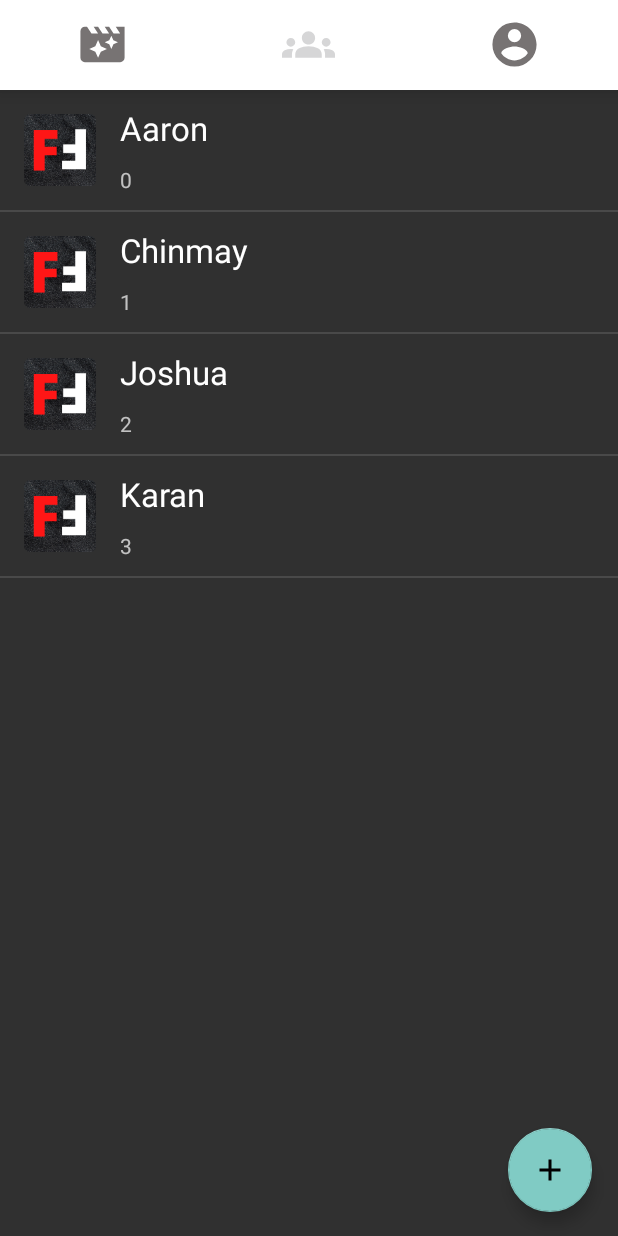
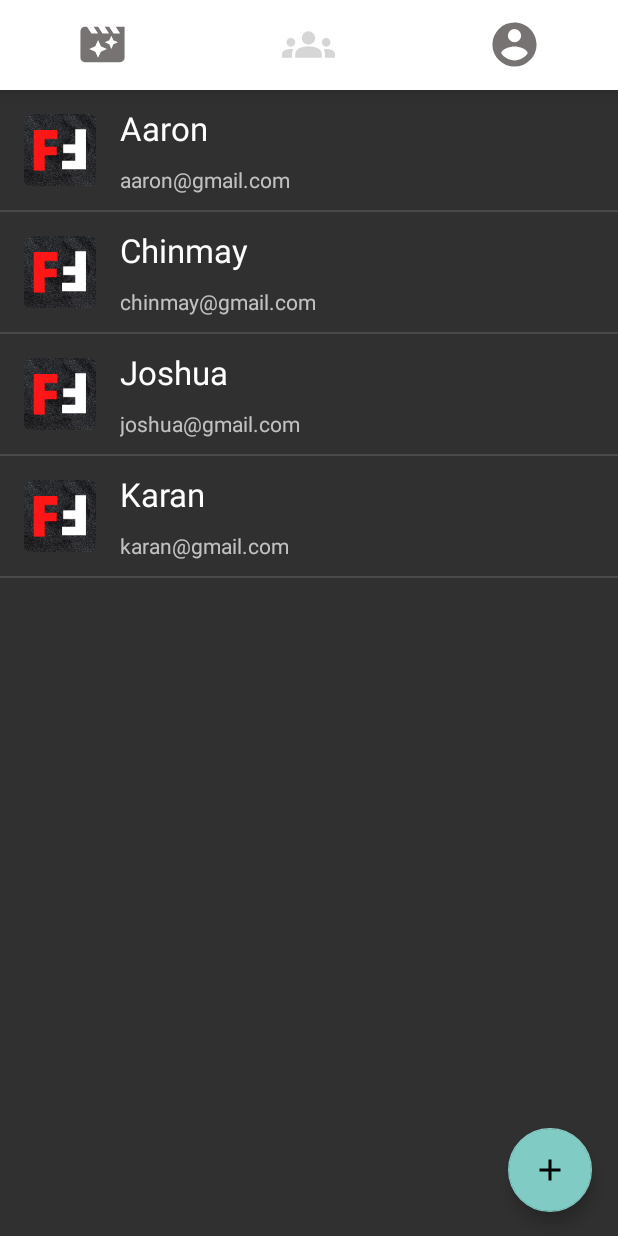
Before and after one commit to AaronCreor/FriendFlicks, an Android app: the screen it shows after launch (MainActivity), item 2 of the bottom bar chosen, on a phone screen of 412 x 824 dp. Run offline under Robolectric (Android 15) with nearby library versions, the light colour scheme and no system bars; our stand-ins replace Firebase (no records; nobody signed in at launch, a user with empty details on screens opened directly); libraries missing offline, so code that uses them is left out: com.example.flatdialoglibrary, es.dmoral.toasty.

Commit message:
Add feature: Email is loaded along with name while building Friends Screen and Friend Screen

```diff
--- a/src/app/src/main/java/com/nebulabs/friendflix/FriendsFragment.java
+++ b/src/app/src/main/java/com/nebulabs/friendflix/FriendsFragment.java
@@ -40,7 +40,7 @@ public class FriendsFragment extends Fragment {
     RecyclerView recyclerView;
     FriendsRecyclerAdapter friendsRecyclerAdapter;
 
-    List<String> friendsList;
+    List<String[]> friendsList;
 
     // Access a Cloud Firestore instance from your Activity
     FirebaseFirestore db = FirebaseFirestore.getInstance();
@@ -59,7 +59,7 @@ public class FriendsFragment extends Fragment {
     public void onViewCreated(@NonNull View view, @Nullable Bundle savedInstanceState) {
         super.onViewCreated(view, savedInstanceState);
 
-        friendsList = new ArrayList<>();
+        friendsList = new ArrayList<String[]>();
 
         recyclerView = view.findViewById(R.id.recyclerViewFriendsList);
         friendsRecyclerAdapter = new FriendsRecyclerAdapter(friendsList);
@@ -78,8 +78,12 @@ public class FriendsFragment extends Fragment {
         Iterator<String> friendEmailIterator = user.friendsList.iterator();
         while(friendEmailIterator.hasNext()) {
             User possibleFriend = usersData.getUserByEmail(friendEmailIterator.next());
-            if(possibleFriend != null && possibleFriend.friendsList.contains(userEmail))
-                friendsList.add(possibleFriend.userName);
+            if(possibleFriend != null && possibleFriend.friendsList.contains(userEmail)) {
+                String[] input = new String[2];
+                input[0] = possibleFriend.userName;
+                input[1] = possibleFriend.userEmail;
+                friendsList.add(input);
+            }
         }
 
 //        friendsList.add("Chinmay Sharma");
--- a/src/app/src/main/java/com/nebulabs/friendflix/FriendsRecyclerAdapter.java
+++ b/src/app/src/main/java/com/nebulabs/friendflix/FriendsRecyclerAdapter.java
@@ -20,9 +20,9 @@ import androidx.fragment.app.Fragment;
 public class FriendsRecyclerAdapter extends RecyclerView.Adapter<FriendsRecyclerAdapter.ViewHolder> {
 
     private static final String TAG = "RecyclerAdapter";
-    List<String> friendsList;
+    List<String[]> friendsList;
 
-    public FriendsRecyclerAdapter(List<String> moviesList) {
+    public FriendsRecyclerAdapter(List<String[]> moviesList) {
         this.friendsList = moviesList;
     }
 
@@ -37,8 +37,8 @@ public class FriendsRecyclerAdapter extends RecyclerView.Adapter<FriendsRecycler
 
     @Override
     public void onBindViewHolder(@NonNull ViewHolder holder, int position) {
-        holder.rowCountTextView.setText(String.valueOf(position));
-        holder.textView.setText(friendsList.get(position));
+        holder.rowCountTextView.setText(friendsList.get(position)[1]);
+        holder.textView.setText(friendsList.get(position)[0]);
     }
 
     @Override
@@ -73,9 +73,10 @@ public class FriendsRecyclerAdapter extends RecyclerView.Adapter<FriendsRecycler
 
         @Override
         public void onClick(View view) {
-            Toasty.info(view.getContext(), friendsList.get(getAdapterPosition()), Toast.LENGTH_SHORT).show();
-            String name = friendsList.get(getAdapterPosition());
-            Fragment selectedFrag = new FriendFragment(name);
+            Toasty.info(view.getContext(), friendsList.get(getAdapterPosition())[1], Toast.LENGTH_SHORT).show();
+            String name = friendsList.get(getAdapterPosition())[0];
+            String email = friendsList.get(getAdapterPosition())[1];
+            Fragment selectedFrag = new FriendFragment(name, email);
             ((FragmentActivity) view.getContext()).getSupportFragmentManager().beginTransaction()
                     .replace(R.id.fragment_container_view, selectedFrag)
                     .commit();
```
Also changed, not shown: src/app/src/main/java/com/nebulabs/friendflix/FriendFragment.java (+6 -2 lines), src/app/src/main/res/layout/fragment_friend.xml (+22 -12 lines).
